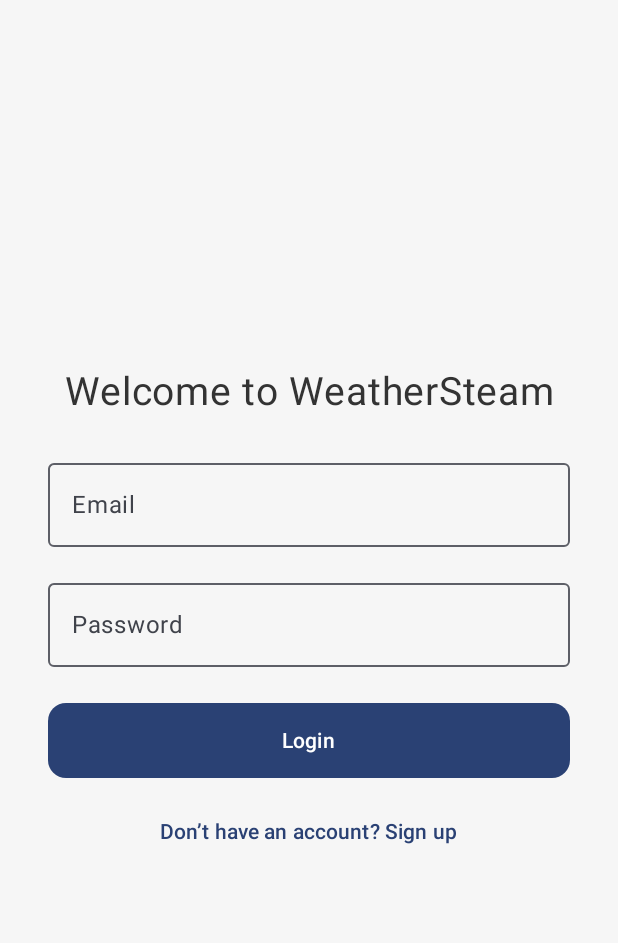
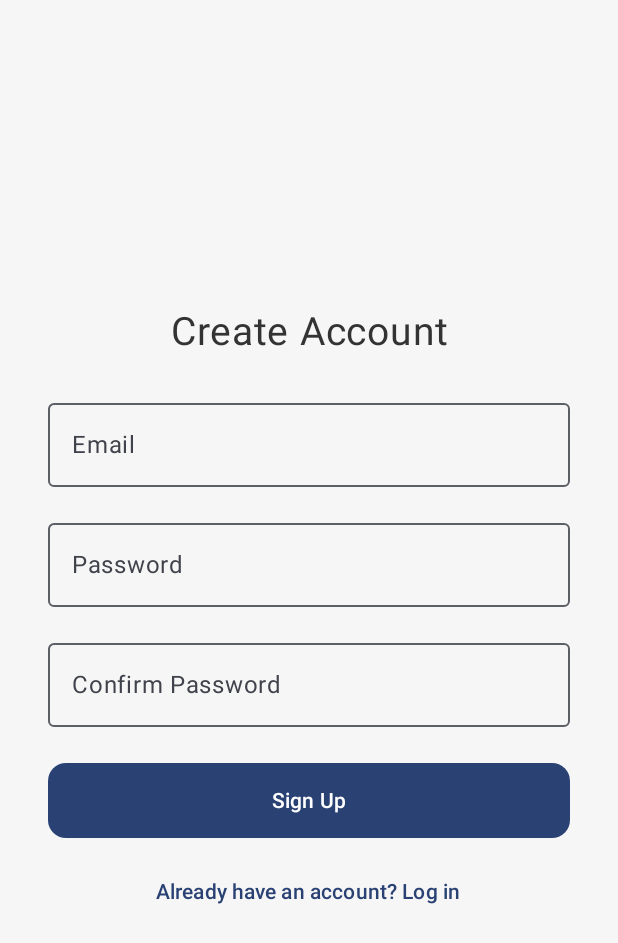
Before and after one commit to NicuBalatici/WeatherSteam, an Android app built with Jetpack Compose: the screen it shows after launch (MainActivity), after a tap on "Don’t have an account? Sign up", on a phone screen of 412 x 824 dp. Shown: the top 943 px of the screen. Run offline under Robolectric (Android 15) with nearby library versions, the phone set to English and light mode, and no system bars.

Commit message:
SignUp page added (UI)

```diff
--- a/app/build.gradle.kts
+++ b/app/build.gradle.kts
@@ -50,6 +50,7 @@
     implementation(libs.androidx.compose.ui.graphics)
     implementation(libs.androidx.compose.ui.tooling.preview)
     implementation(libs.androidx.compose.material3)
+    implementation(libs.androidx.navigation.compose)
     testImplementation(libs.junit)
     androidTestImplementation(libs.androidx.junit)
     androidTestImplementation(libs.androidx.espresso.core)
--- /dev/null
+++ b/app/src/main/java/com/example/weathersteam/AppNavigation.kt
@@ -0,0 +1,63 @@
+package com.example.weathersteam
+
+import androidx.compose.runtime.Composable
+import androidx.navigation.compose.NavHost
+import androidx.navigation.compose.composable
+import androidx.navigation.compose.rememberNavController
+import com.example.weathersteam.ui.theme.LoginScreen
+import com.example.weathersteam.ui.theme.SignUpScreen
+
+/**
+ * Defines the navigation routes for the app.
+ */
+object AppRoutes {
+    const val LOGIN = "login"
+    const val SIGN_UP = "signup"
+}
+
+/**
+ * This composable sets up the navigation graph for your app.
+ * You would call this composable from your main activity.
+ *
+ * (Requires androidx.navigation:navigation-compose dependency)
+ */
+@Composable
+fun AppNavigation() {
+    val navController = rememberNavController()
+
+    NavHost(navController = navController, startDestination = AppRoutes.LOGIN) {
+
+        // Login Screen Destination
+        composable(AppRoutes.LOGIN) {
+            LoginScreen(
+                onLoginClick = { email, password ->
+                    // TODO: Add your login authentication logic here
+                    println("Login attempt with $email")
+                },
+                onRegisterClick = {
+                    // This handles the navigation to the sign-up screen
+                    navController.navigate(AppRoutes.SIGN_UP)
+                }
+            )
+        }
+
+        // Sign Up Screen Destination
+        composable(AppRoutes.SIGN_UP) {
+            SignUpScreen(
+                onSignUpClick = { email, password, confirmPassword ->
+                    // TODO: Add your registration logic here
+                    println("Sign up attempt with $email")
+                },
+                // This is the code that replaces the TODO
+                onLoginClick = {
+                    navController.navigate(AppRoutes.LOGIN) {
+                        // Pop up to the login screen to avoid building a large back stack
+                        popUpTo(AppRoutes.LOGIN) {
+                            inclusive = true
+                        }
+                    }
+                }
+            )
+        }
+    }
+}
--- a/app/src/main/java/com/example/weathersteam/MainActivity.kt
+++ b/app/src/main/java/com/example/weathersteam/MainActivity.kt
@@ -6,7 +6,6 @@
 import androidx.compose.foundation.layout.fillMaxSize
 import androidx.compose.material3.*
 import androidx.compose.ui.Modifier
-import com.example.weathersteam.ui.theme.LoginScreen
 import com.example.weathersteam.ui.theme.WeatherSteamTheme
 
 class MainActivity : ComponentActivity() {
@@ -20,14 +19,7 @@
                 )
                 //Login page
                 {
-                    LoginScreen(
-                        onLoginClick = { email, password ->
-                            // TODO: handle login (e.g. Firebase or validation)
-                        },
-                        onRegisterClick = {
-                            // TODO: navigate to registration
-                        }
-                    )
+                    AppNavigation()
                 }
             }
         }
--- /dev/null
+++ b/app/src/main/java/com/example/weathersteam/ui/theme/SignUpScreen.kt
@@ -0,0 +1,99 @@
+package com.example.weathersteam.ui.theme
+
+import androidx.compose.foundation.background
+import androidx.compose.foundation.layout.*
+import androidx.compose.foundation.text.KeyboardOptions
+import androidx.compose.material3.*
+import androidx.compose.runtime.*
+import androidx.compose.ui.Alignment
+import androidx.compose.ui.Modifier
+import androidx.compose.ui.graphics.Color
+import androidx.compose.ui.text.input.KeyboardType
+import androidx.compose.ui.text.input.PasswordVisualTransformation
+import androidx.compose.ui.text.style.TextAlign
+import androidx.compose.ui.unit.dp
+import androidx.compose.ui.unit.sp
+
+@Composable
+fun SignUpScreen(
+    onSignUpClick: (String, String, String) -> Unit = { _, _, _ -> },
+    onLoginClick: () -> Unit = {}
+) {
+    var email by remember { mutableStateOf("") }
+    var password by remember { mutableStateOf("") }
+    var confirmPassword by remember { mutableStateOf("") }
+
+    Box(
+        modifier = Modifier
+            .fillMaxSize()
+            .background(Color(0xFFF6F6F6)), // Matching background color
+        contentAlignment = Alignment.Center
+    ) {
+        Column(
+            horizontalAlignment = Alignment.CenterHorizontally,
+            verticalArrangement = Arrangement.Center,
+            modifier = Modifier
+                .fillMaxWidth()
+                .padding(32.dp)
+        ) {
+            Text(
+                text = "Create Account", // Changed title for sign up
+                fontSize = 26.sp,
+                textAlign = TextAlign.Center,
+                color = Color(0xFF333333)
+            )
+
+            Spacer(modifier = Modifier.height(24.dp))
+
+            OutlinedTextField(
+                value = email,
+                onValueChange = { email = it },
+                label = { Text("Email") },
+                modifier = Modifier.fillMaxWidth(),
+                keyboardOptions = KeyboardOptions(keyboardType = KeyboardType.Email)
+            )
+
+            Spacer(modifier = Modifier.height(16.dp))
+
+            OutlinedTextField(
+                value = password,
+                onValueChange = { password = it },
+                label = { Text("Password") },
+                visualTransformation = PasswordVisualTransformation(),
+                modifier = Modifier.fillMaxWidth(),
+                keyboardOptions = KeyboardOptions(keyboardType = KeyboardType.Password)
+            )
+
+            Spacer(modifier = Modifier.height(16.dp))
+
+            // Added Confirm Password field
+            OutlinedTextField(
+                value = confirmPassword,
+                onValueChange = { confirmPassword = it },
+                label = { Text("Confirm Password") },
+                visualTransformation = PasswordVisualTransformation(),
+                modifier = Modifier.fillMaxWidth(),
+                keyboardOptions = KeyboardOptions(keyboardType = KeyboardType.Password)
+            )
+
+            Spacer(modifier = Modifier.height(24.dp))
+
+            Button(
+                // Updated onClick to pass all three fields
+                onClick = { onSignUpClick(email, password, confirmPassword) },
+                modifier = Modifier
+                    .fillMaxWidth()
+                    .height(50.dp),
+                shape = MaterialTheme.shapes.medium
+            ) {
+                Text("Sign Up") // Changed button text
+            }
+
+            Spacer(modifier = Modifier.height(12.dp))
+
+            TextButton(onClick = onLoginClick) {
+                Text("Already have an account? Log in") // Changed text button
+            }
+        }
+    }
+}
--- a/gradle/libs.versions.toml
+++ b/gradle/libs.versions.toml
@@ -8,6 +8,7 @@
 lifecycleRuntimeKtx = "2.9.4"
 activityCompose = "1.11.0"
 composeBom = "2024.09.00"
+navigationCompose = "2.9.5"
 
 [libraries]
 androidx-core-ktx = { group = "androidx.core", name = "core-ktx", version.ref = "coreKtx" }
@@ -24,6 +25,7 @@
 androidx-compose-ui-test-manifest = { group = "androidx.compose.ui", name = "ui-test-manifest" }
 androidx-compose-ui-test-junit4 = { group = "androidx.compose.ui", name = "ui-test-junit4" }
 androidx-compose-material3 = { group = "androidx.compose.material3", name = "material3" }
+androidx-navigation-compose = { group = "androidx.navigation", name = "navigation-compose", version.ref = "navigationCompose" }
 
 [plugins]
 android-application = { id = "com.android.application", version.ref = "agp" }
```
